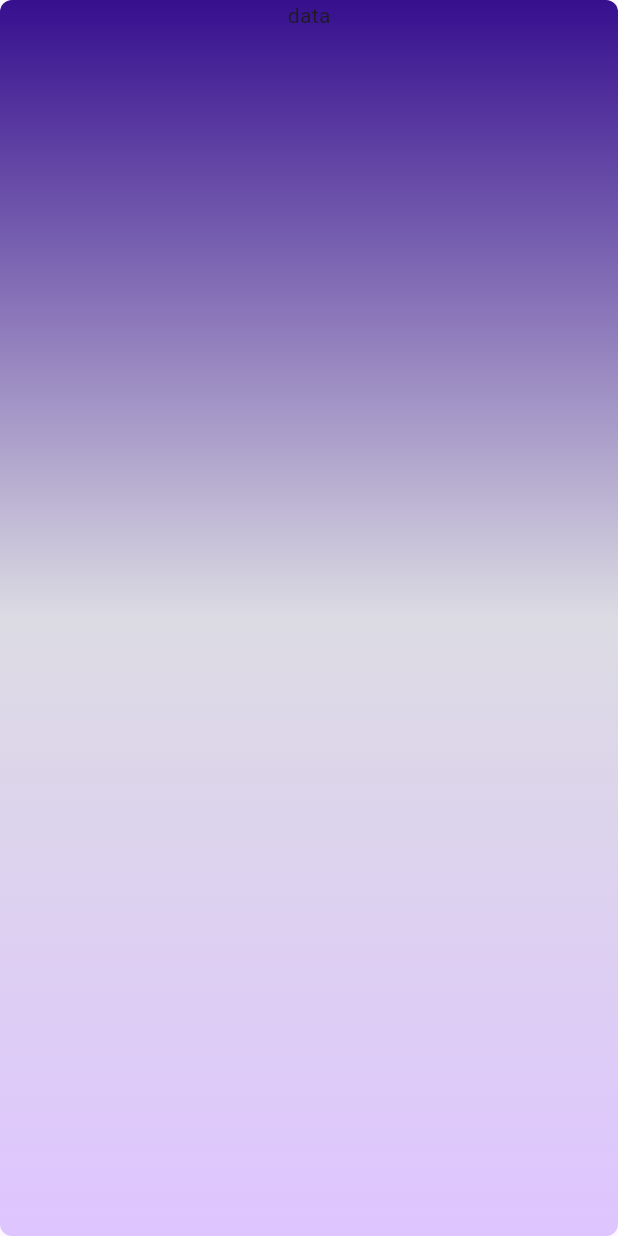
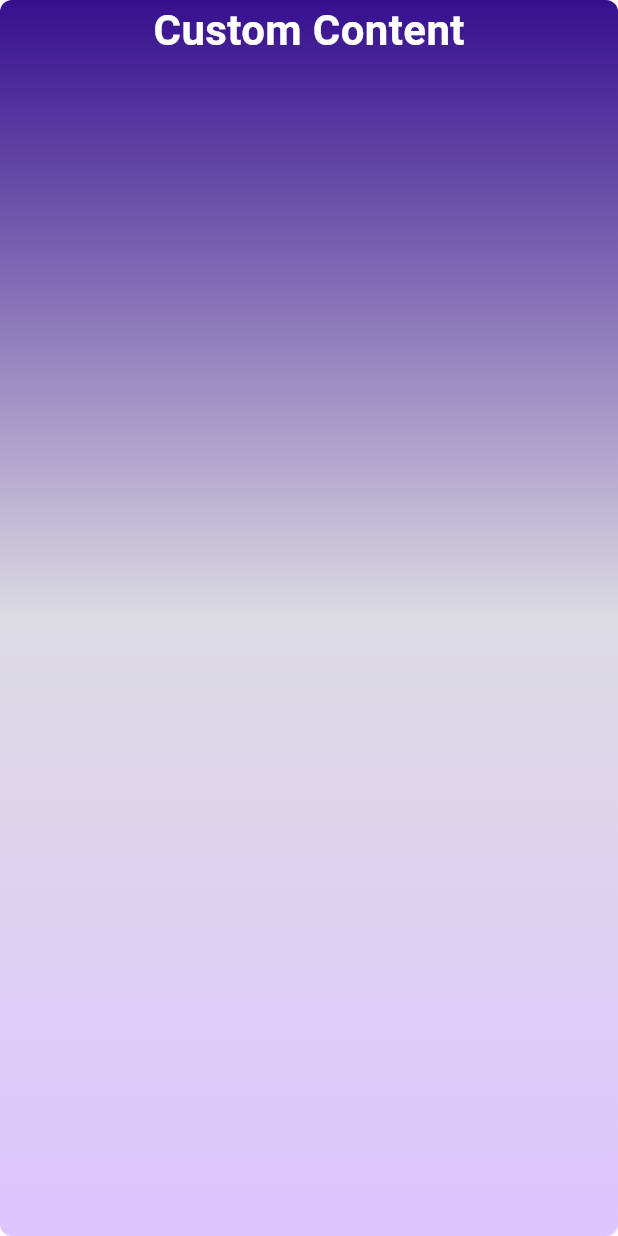
Before and after one commit to UcHiHaMAdArA93/The-Hidden-Realm-Guide, a Flutter app: the CustomContent screen opened directly, on a phone screen of 412 x 824 dp. Run offline on Flutter 3.47's test engine with Material 3 defaults, Android fonts, the phone set to English and light mode, and no system bars.

Commit message:
Custom Content

```diff
--- a/lib/src/features/custom_content/content.dart
+++ b/lib/src/features/custom_content/content.dart
@@ -25,7 +25,13 @@ class CustomContent extends StatelessWidget {
             children: const [
               Column(
               children: [
-                Text("data"),
+                Text("Custom Content",
+                style: TextStyle(
+                  fontWeight: FontWeight.bold,
+                  fontSize: 28,
+                  color: Colors.white
+                ),
+                ),
               ],
               )
             ],
```
